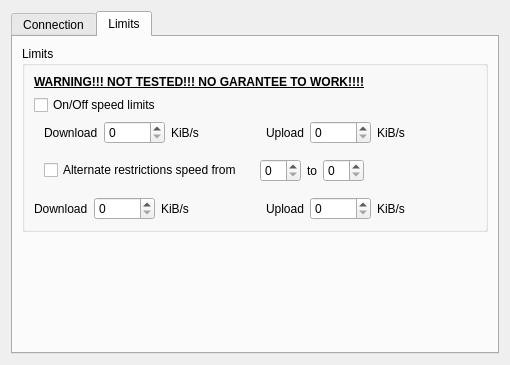
The window that eiskaltdcpp/ui/UISettingsConnection.ui (eiskaltdcpp/eiskaltdcpp) describes before a commit, drawn with Qt 5.
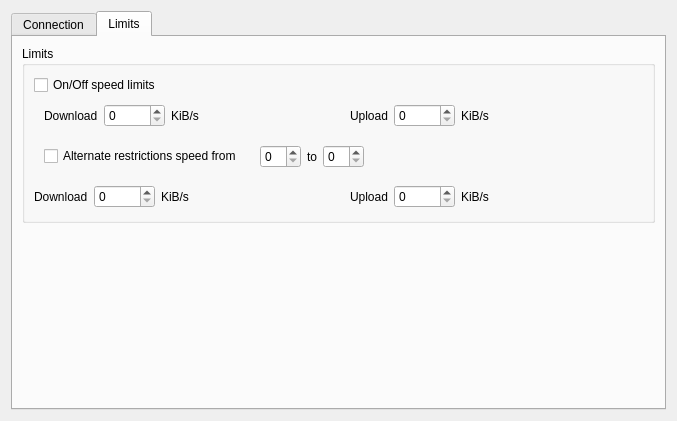
The same window after the commit. The open tabs and pages were chosen to show the change.

Commit message: issue 390, remove warning from UISettingConnection.ui {tab limits}

Patch:
```diff
--- a/eiskaltdcpp/ui/UISettingsConnection.ui
+++ b/eiskaltdcpp/ui/UISettingsConnection.ui
@@ -6,8 +6,8 @@
    <rect>
     <x>0</x>
     <y>0</y>
-    <width>510</width>
-    <height>323</height>
+    <width>677</width>
+    <height>421</height>
    </rect>
   </property>
   <property name="windowTitle">
@@ -334,20 +334,6 @@
           <string>Limits</string>
          </property>
          <layout class="QVBoxLayout" name="verticalLayout_3">
-          <item>
-           <widget class="QLabel" name="label_18">
-            <property name="font">
-             <font>
-              <weight>75</weight>
-              <bold>true</bold>
-              <underline>true</underline>
-             </font>
-            </property>
-            <property name="text">
-             <string>WARNING!!! NOT TESTED!!! NO GARANTEE TO WORK!!!!</string>
-            </property>
-           </widget>
-          </item>
           <item>
            <widget class="QCheckBox" name="checkBox_THROTTLE_ENABLE">
             <property name="text">
```
The commit also changes 1 other file.
